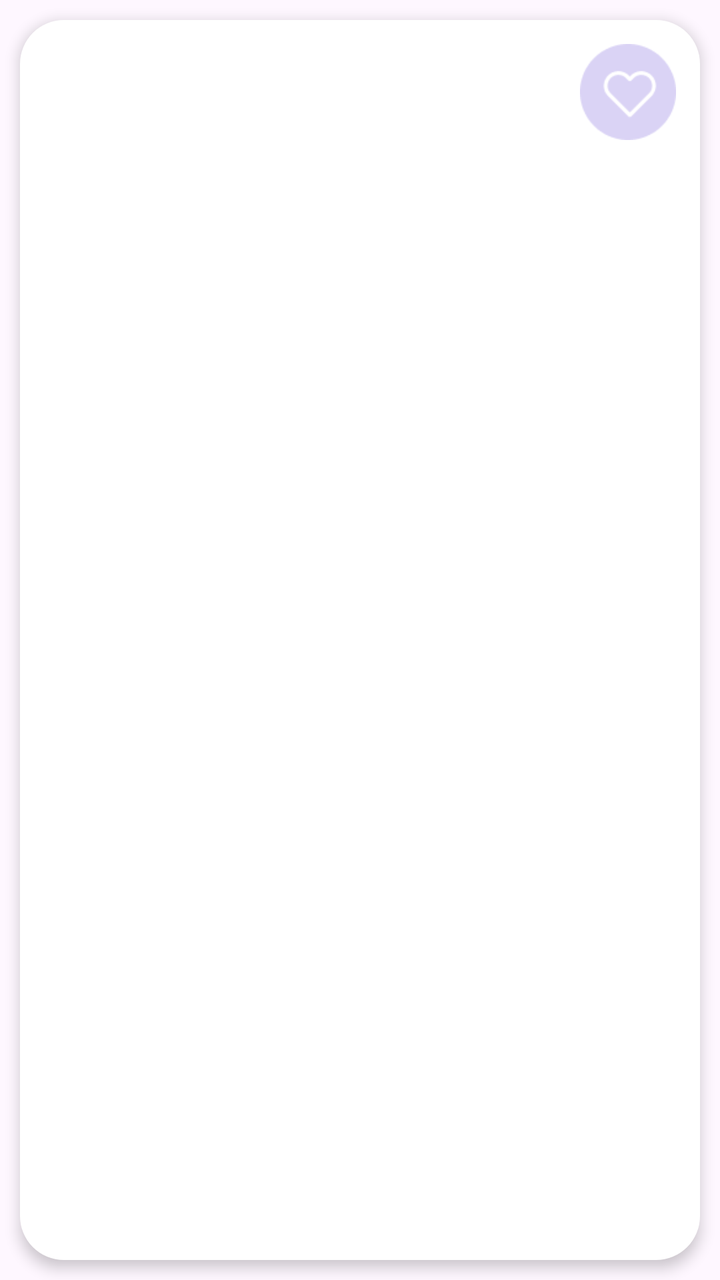
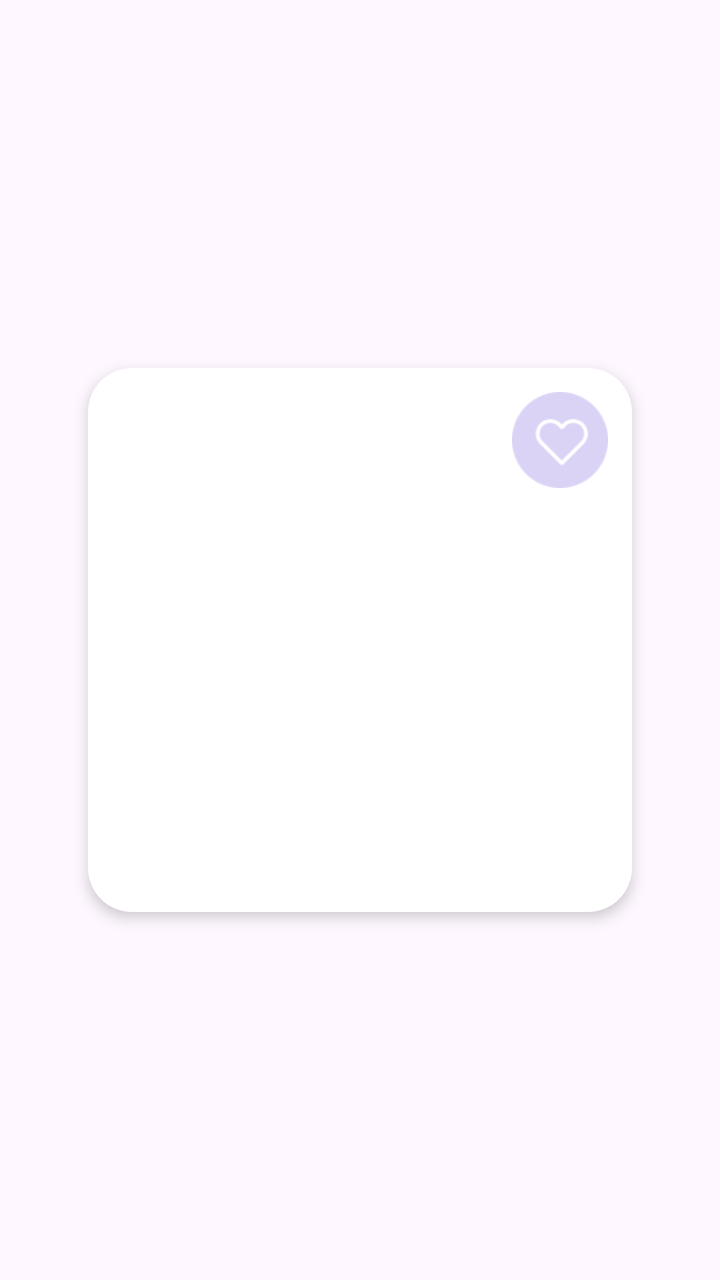

The first picture is an Android layout as it rendered before a commit; the second is the same layout after the commit. The layout source and the unified diff follow.
<!-- AndroidManifest.xml: application theme Theme.EmojiBattery -->
<!-- res/layout/item_battery_preview_card.xml -->
<?xml version="1.0" encoding="utf-8"?>
<FrameLayout xmlns:android="http://schemas.android.com/apk/res/android" android:layout_width="292dp" android:layout_height="match_parent" android:padding="10dp" android:clipChildren="false" android:clipToPadding="false">
    <FrameLayout android:layout_width="match_parent" android:layout_height="match_parent" android:background="@drawable/bg_preview_card" android:elevation="4dp">
        <ImageView android:id="@+id/battery_preview_image" android:layout_width="match_parent" android:layout_height="match_parent" android:padding="44dp" android:scaleType="fitCenter" android:contentDescription="Battery style preview"/>
        <ImageButton android:id="@+id/battery_preview_heart" android:layout_width="48dp" android:layout_height="48dp" android:layout_gravity="top|end" android:layout_margin="12dp" android:background="@drawable/figma_charging_heart" android:contentDescription="Add favorite"/>
    </FrameLayout>
</FrameLayout>
<!-- resources referenced by this layout -->
<resources>
  <!-- drawable bg_preview_card (drawable) -->
  <?xml version="1.0" encoding="utf-8"?>
  <shape xmlns:android="http://schemas.android.com/apk/res/android"><solid android:color="#FFFFFF"/><corners android:radius="22dp"/></shape>
  <!-- drawable figma_charging_heart: png bitmap (drawable-xxhdpi, 2229 bytes) -->
  <style name="Theme.EmojiBattery" parent="Base.Theme.EmojiBattery" />
  <style name="Base.Theme.EmojiBattery" parent="Theme.Material3.DayNight.NoActionBar">
          <item name="switchStyle">@style/EmojiSwitch</item><item name="colorControlActivated">#A27CFF</item><item name="android:fontFamily">@font/nunito_family</item>
          <item name="android:windowLightStatusBar">true</item>
          <item name="android:statusBarColor">@android:color/transparent</item>
          <item name="android:navigationBarColor">@android:color/transparent</item>
          
      </style>
  <style name="EmojiSwitch" parent="Widget.AppCompat.CompoundButton.Switch"><item name="android:thumb">@drawable/toggle_thumb</item><item name="track">@drawable/toggle_track</item><item name="thumbTint">@null</item><item name="trackTint">@null</item><item name="switchMinWidth">60dp</item><item name="android:minHeight">48dp</item><item name="android:gravity">center_vertical</item><item name="switchPadding">12dp</item><item name="splitTrack">false</item><item name="showText">false</item></style>
  <!-- drawable toggle_thumb (drawable) -->
  <layer-list xmlns:android="http://schemas.android.com/apk/res/android">
      <item android:top="4dp" android:bottom="4dp">
          <shape android:shape="oval"><size android:width="26dp" android:height="26dp"/><solid android:color="#FFFFFF"/></shape>
      </item>
  </layer-list>
  <!-- drawable toggle_track (drawable) -->
  <selector xmlns:android="http://schemas.android.com/apk/res/android">
      <item android:state_checked="true"><shape><size android:width="58dp" android:height="34dp"/><padding android:left="4dp" android:right="4dp"/><corners android:radius="20dp"/><gradient android:angle="0" android:startColor="#76C0FF" android:endColor="#B65BFF"/></shape></item>
      <item><shape><size android:width="58dp" android:height="34dp"/><padding android:left="4dp" android:right="4dp"/><corners android:radius="20dp"/><solid android:color="#DDDAF9"/></shape></item>
  </selector>
</resources>

<!-- the commit's change to res/layout/item_battery_preview_card.xml (unified diff, before → after) -->
@@ -1,6 +1,6 @@
 <?xml version="1.0" encoding="utf-8"?>
-<FrameLayout xmlns:android="http://schemas.android.com/apk/res/android" android:layout_width="292dp" android:layout_height="match_parent" android:padding="10dp" android:clipChildren="false" android:clipToPadding="false">
-    <FrameLayout android:layout_width="match_parent" android:layout_height="match_parent" android:background="@drawable/bg_preview_card" android:elevation="4dp">
+<FrameLayout xmlns:android="http://schemas.android.com/apk/res/android" android:layout_width="230dp" android:layout_height="match_parent" android:clipChildren="false" android:clipToPadding="false">
+    <FrameLayout android:id="@+id/battery_preview_surface" android:layout_width="272dp" android:layout_height="272dp" android:layout_gravity="center" android:background="@drawable/bg_preview_card" android:elevation="4dp">
         <ImageView android:id="@+id/battery_preview_image" android:layout_width="match_parent" android:layout_height="match_parent" android:padding="44dp" android:scaleType="fitCenter" android:contentDescription="Battery style preview"/>
         <ImageButton android:id="@+id/battery_preview_heart" android:layout_width="48dp" android:layout_height="48dp" android:layout_gravity="top|end" android:layout_margin="12dp" android:background="@drawable/figma_charging_heart" android:contentDescription="Add favorite"/>
     </FrameLayout>
